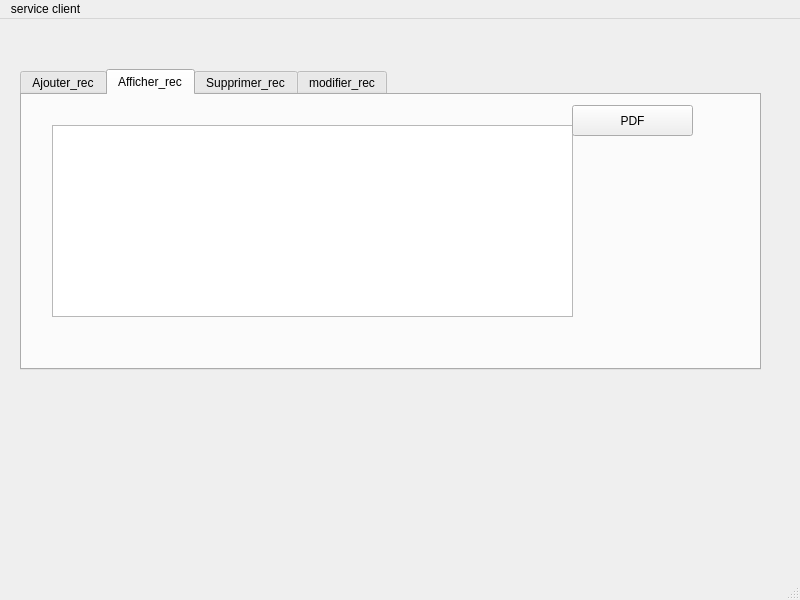
Before: the Qt Designer form Documents/pp/mainwindow.ui in ImenBenMansour/Smart_Pastry_Shop_2A21, drawn with Qt 5.
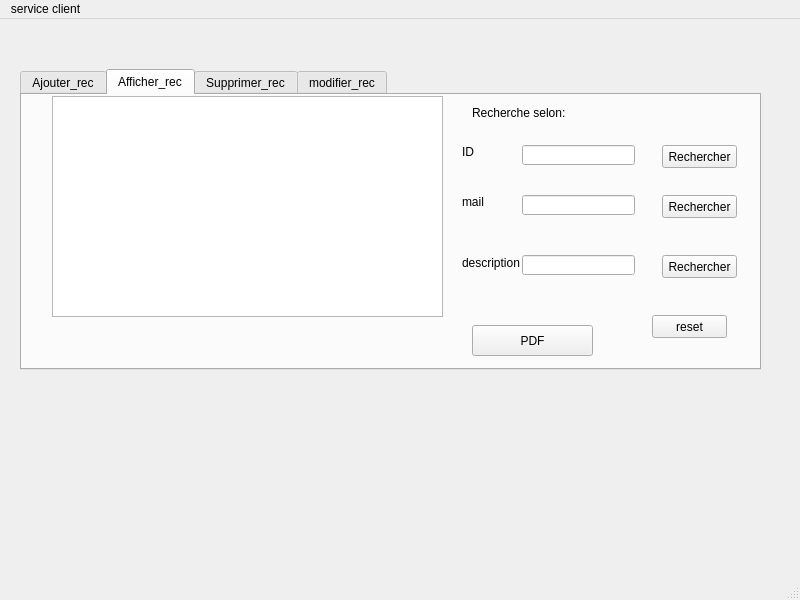
After: the same form once the commit is applied. The open tabs and pages were chosen to show the change.

Patch:
```diff
--- a/Documents/pp/mainwindow.ui
+++ b/Documents/pp/mainwindow.ui
@@ -278,17 +278,17 @@
         <property name="geometry">
          <rect>
           <x>30</x>
-          <y>30</y>
-          <width>521</width>
-          <height>192</height>
+          <y>1</y>
+          <width>391</width>
+          <height>221</height>
          </rect>
         </property>
        </widget>
        <widget class="QPushButton" name="pdf">
         <property name="geometry">
          <rect>
-          <x>550</x>
-          <y>10</y>
+          <x>450</x>
+          <y>230</y>
           <width>121</width>
           <height>31</height>
          </rect>
@@ -297,6 +297,140 @@
          <string>PDF</string>
         </property>
        </widget>
+       <widget class="QLabel" name="label_21">
+        <property name="geometry">
+         <rect>
+          <x>450</x>
+          <y>10</y>
+          <width>141</width>
+          <height>16</height>
+         </rect>
+        </property>
+        <property name="text">
+         <string>Recherche selon:</string>
+        </property>
+       </widget>
+       <widget class="QLabel" name="label_22">
+        <property name="geometry">
+         <rect>
+          <x>440</x>
+          <y>50</y>
+          <width>47</width>
+          <height>13</height>
+         </rect>
+        </property>
+        <property name="text">
+         <string>ID</string>
+        </property>
+       </widget>
+       <widget class="QLabel" name="label_23">
+        <property name="geometry">
+         <rect>
+          <x>440</x>
+          <y>100</y>
+          <width>47</width>
+          <height>13</height>
+         </rect>
+        </property>
+        <property name="text">
+         <string>mail</string>
+        </property>
+       </widget>
+       <widget class="QLabel" name="label_24">
+        <property name="geometry">
+         <rect>
+          <x>440</x>
+          <y>160</y>
+          <width>61</width>
+          <height>16</height>
+         </rect>
+        </property>
+        <property name="text">
+         <string>description</string>
+        </property>
+       </widget>
+       <widget class="QLineEdit" name="le_id_recR">
+        <property name="geometry">
+         <rect>
+          <x>500</x>
+          <y>50</y>
+          <width>113</width>
+          <height>20</height>
+         </rect>
+        </property>
+       </widget>
+       <widget class="QLineEdit" name="le_mail_recR">
+        <property name="geometry">
+         <rect>
+          <x>500</x>
+          <y>100</y>
+          <width>113</width>
+          <height>20</height>
+         </rect>
+        </property>
+       </widget>
+       <widget class="QLineEdit" name="la_descR">
+        <property name="geometry">
+         <rect>
+          <x>500</x>
+          <y>160</y>
+          <width>113</width>
+          <height>20</height>
+         </rect>
+        </property>
+       </widget>
+       <widget class="QPushButton" name="pb_Rid">
+        <property name="geometry">
+         <rect>
+          <x>640</x>
+          <y>50</y>
+          <width>75</width>
+          <height>23</height>
+         </rect>
+        </property>
+        <property name="text">
+         <string>Rechercher</string>
+        </property>
+       </widget>
+       <widget class="QPushButton" name="pb_Rmail">
+        <property name="geometry">
+         <rect>
+          <x>640</x>
+          <y>100</y>
+          <width>75</width>
+          <height>23</height>
+         </rect>
+        </property>
+        <property name="text">
+         <string>Rechercher</string>
+        </property>
+       </widget>
+       <widget class="QPushButton" name="pb_Rdesc">
+        <property name="geometry">
+         <rect>
+          <x>640</x>
+          <y>160</y>
+          <width>75</width>
+          <height>23</height>
+         </rect>
+        </property>
+        <property name="text">
+         <string>Rechercher</string>
+        </property>
+       </widget>
+       <widget class="QPushButton" name="pushButton_8">
+        <property name="geometry">
+         <rect>
+          <x>630</x>
+          <y>220</y>
+          <width>75</width>
+          <height>23</height>
+         </rect>
+        </property>
+        <property name="text">
+         <string>reset</string>
+        </property>
+       </widget>
       </widget>
       <widget class="QWidget" name="tab_3">
        <attribute name="title">
```
Left out of the diff: 10 changed lines with no effect on the pictures.
